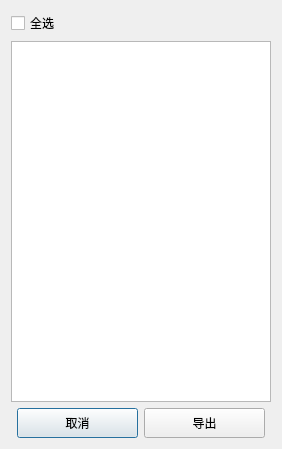
The window that Qt/ERP/dialoguserprint.ui (superp2017/NTERP) describes before a commit, drawn with Qt 5.
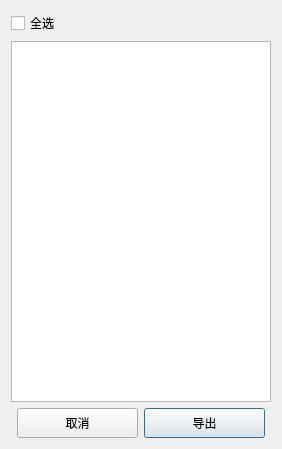
The same window after the commit.

Patch:
```diff
--- a/Qt/ERP/dialoguserprint.ui
+++ b/Qt/ERP/dialoguserprint.ui
@@ -43,6 +43,9 @@
        <property name="text">
         <string>取消</string>
        </property>
+       <property name="autoDefault">
+        <bool>false</bool>
+       </property>
       </widget>
      </item>
      <item>
```
